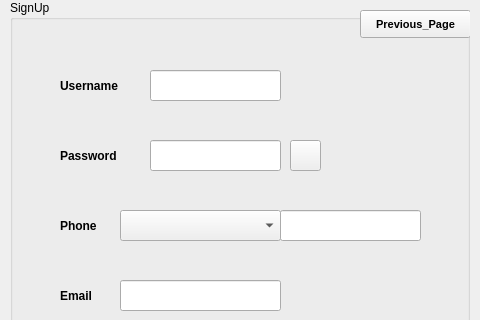
The window that login_or_signup_page.ui (Parsazahedian/Farm_fum_1402) describes before a commit, drawn with Qt 5; both pictures show x 470 to 950 and y 0 to 320 of the 950 by 770 pixel window.
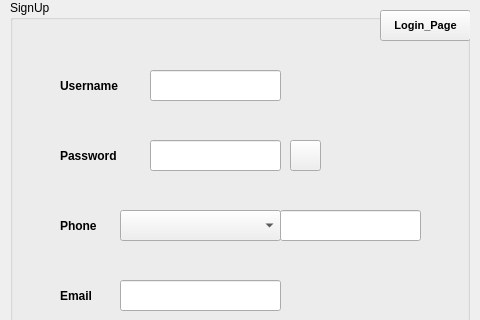
The same window after the commit. Icons and pictures are not drawn.

Diff of the .ui file:
```diff
--- a/login_or_signup_page.ui
+++ b/login_or_signup_page.ui
@@ -710,10 +710,10 @@
     <widget class="QPushButton" name="pushButton_4">
      <property name="geometry">
       <rect>
-       <x>350</x>
+       <x>370</x>
        <y>10</y>
-       <width>111</width>
-       <height>28</height>
+       <width>91</width>
+       <height>31</height>
       </rect>
      </property>
      <property name="font">
@@ -724,7 +724,7 @@
       </font>
      </property>
      <property name="text">
-      <string>Previous_Page</string>
+      <string>Login_Page</string>
      </property>
     </widget>
    </widget>
```
Left out of the diff: 4 changed lines with no effect on the pictures.
